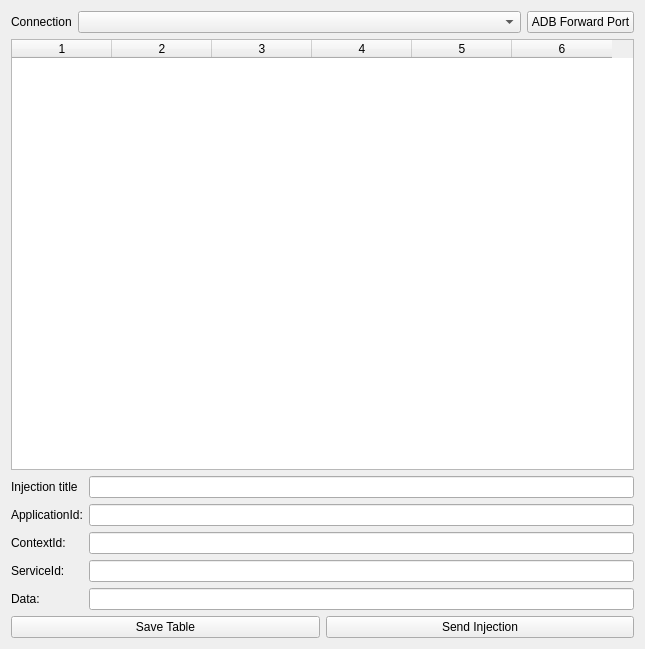
The window that plugin/injectionsplugin/form.ui (sudomgamal/dlt-viewer) describes before a commit, drawn with Qt 5.
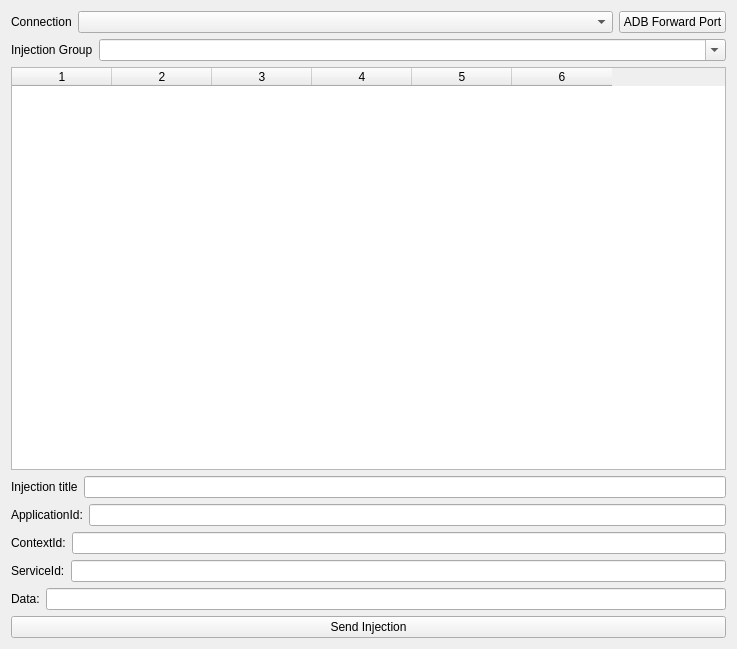
The same window after the commit.

Commit message: [injectionsplugin] add support for injection groups

What changed in the file:
```diff
--- a/plugin/injectionsplugin/form.ui
+++ b/plugin/injectionsplugin/form.ui
@@ -6,7 +6,7 @@
    <rect>
     <x>0</x>
     <y>0</y>
-    <width>645</width>
+    <width>737</width>
     <height>649</height>
    </rect>
   </property>
@@ -16,40 +16,60 @@
   <property name="windowTitle">
    <string>Form</string>
   </property>
-  <layout class="QGridLayout" name="gridLayout">
-   <item row="8" column="1">
-    <widget class="QLabel" name="label_6">
-     <property name="text">
-      <string>Injection title</string>
-     </property>
-    </widget>
-   </item>
-   <item row="11" column="2">
-    <widget class="QLineEdit" name="lineEditServiceId">
-     <property name="text">
-      <string/>
-     </property>
-    </widget>
-   </item>
-   <item row="14" column="1" colspan="2">
-    <layout class="QHBoxLayout" name="horizontalLayout_2">
+  <layout class="QVBoxLayout" name="verticalLayout_2">
+   <item>
+    <layout class="QHBoxLayout" name="horizontalLayout">
      <item>
-      <widget class="QPushButton" name="btnSaveTable">
+      <widget class="QLabel" name="label_5">
        <property name="text">
-        <string>Save Table</string>
+        <string>Connection</string>
        </property>
       </widget>
      </item>
      <item>
-      <widget class="QPushButton" name="btnSendInjection">
+      <widget class="QComboBox" name="comboBoxConnections">
+       <property name="sizePolicy">
+        <sizepolicy hsizetype="Expanding" vsizetype="Fixed">
+         <horstretch>0</horstretch>
+         <verstretch>0</verstretch>
+        </sizepolicy>
+       </property>
+      </widget>
+     </item>
+     <item>
+      <widget class="QPushButton" name="btnForwardPort">
        <property name="text">
-        <string>Send Injection</string>
+        <string>ADB Forward Port</string>
        </property>
       </widget>
      </item>
     </layout>
    </item>
-   <item row="5" column="1" colspan="2">
+   <item>
+    <layout class="QHBoxLayout" name="horizontalLayout_3">
+     <item>
+      <widget class="QLabel" name="label_7">
+       <property name="text">
+        <string>Injection Group</string>
+       </property>
+      </widget>
+     </item>
+     <item>
+      <widget class="QComboBox" name="cmbInjGroup">
+       <property name="sizePolicy">
+        <sizepolicy hsizetype="Expanding" vsizetype="Fixed">
+         <horstretch>0</horstretch>
+         <verstretch>0</verstretch>
+        </sizepolicy>
+       </property>
+       <property name="editable">
+        <bool>true</bool>
+       </property>
+      </widget>
+     </item>
+    </layout>
+   </item>
+   <item>
     <widget class="QTableWidget" name="tblInjections">
      <property name="sizeAdjustPolicy">
       <enum>QAbstractScrollArea::AdjustToContentsOnFirstShow</enum>
@@ -98,90 +118,111 @@
      <column/>
     </widget>
    </item>
-   <item row="12" column="2">
-    <widget class="QLineEdit" name="lineEditData">
-     <property name="text">
-      <string/>
-     </property>
-    </widget>
-   </item>
-   <item row="11" column="1">
-    <widget class="QLabel" name="label_3">
-     <property name="text">
-      <string>ServiceId:</string>
-     </property>
-    </widget>
-   </item>
-   <item row="10" column="1">
-    <widget class="QLabel" name="label_2">
-     <property name="text">
-      <string>ContextId:</string>
-     </property>
-    </widget>
-   </item>
-   <item row="4" column="1" colspan="2">
-    <layout class="QHBoxLayout" name="horizontalLayout">
+   <item>
+    <layout class="QVBoxLayout" name="verticalLayout">
      <item>
-      <widget class="QLabel" name="label_5">
-       <property name="text">
-        <string>Connection</string>
-       </property>
-      </widget>
+      <layout class="QHBoxLayout" name="horizontalLayout_4">
+       <item>
+        <widget class="QLabel" name="label_6">
+         <property name="text">
+          <string>Injection title</string>
+         </property>
+        </widget>
+       </item>
+       <item>
+        <widget class="QLineEdit" name="lineEditInjectionTitle">
+         <property name="text">
+          <string/>
+         </property>
+        </widget>
+       </item>
+      </layout>
      </item>
      <item>
-      <widget class="QComboBox" name="comboBoxConnections">
-       <property name="sizePolicy">
-        <sizepolicy hsizetype="Expanding" vsizetype="Fixed">
-         <horstretch>0</horstretch>
-         <verstretch>0</verstretch>
-        </sizepolicy>
-       </property>
-      </widget>
+      <layout class="QHBoxLayout" name="horizontalLayout_5">
+       <item>
+        <widget class="QLabel" name="label">
+         <property name="text">
+          <string>ApplicationId:</string>
+         </property>
+        </widget>
+       </item>
+       <item>
+        <widget class="QLineEdit" name="lineEditApplicationId">
+         <property name="text">
+          <string/>
+         </property>
+        </widget>
+       </item>
+      </layout>
      </item>
      <item>
-      <widget class="QPushButton" name="btnForwardPort">
-       <property name="text">
-        <string>ADB Forward Port</string>
-       </property>
-      </widget>
+      <layout class="QHBoxLayout" name="horizontalLayout_6">
+       <item>
+        <widget class="QLabel" name="label_2">
+         <property name="text">
+          <string>ContextId:</string>
+         </property>
+        </widget>
+       </item>
+       <item>
+        <widget class="QLineEdit" name="lineEditContextId">
+         <property name="text">
+          <string/>
+         </property>
+        </widget>
+       </item>
+      </layout>
+     </item>
+     <item>
+      <layout class="QHBoxLayout" name="horizontalLayout_7">
+       <item>
+        <widget class="QLabel" name="label_3">
+         <property name="text">
+          <string>ServiceId:</string>
+         </property>
+        </widget>
+       </item>
+       <item>
+        <widget class="QLineEdit" name="lineEditServiceId">
+         <property name="text">
+          <string/>
+         </property>
+        </widget>
+       </item>
+      </layout>
+     </item>
+     <item>
+      <layout class="QHBoxLayout" name="horizontalLayout_8">
+       <item>
+        <widget class="QLabel" name="label_4">
+         <property name="text">
+          <string>Data:</string>
+         </property>
+        </widget>
+       </item>
+       <item>
+        <widget class="QLineEdit" name="lineEditData">
+         <property name="text">
+          <string/>
+         </property>
+        </widget>
+       </item>
+      </layout>
+     </item>
+     <item>
+      <layout class="QHBoxLayout" name="horizontalLayout_2">
+       <item>
+        <widget class="QPushButton" name="btnSendInjection">
+         <property name="text">
+          <string>Send Injection</string>
+         </property>
+        </widget>
+       </item>
+      </layout>
      </item>
     </layout>
    </item>
-   <item row="9" column="1">
-    <widget class="QLabel" name="label">
-     <property name="text">
-      <string>ApplicationId:</string>
-     </property>
-    </widget>
-   </item>
-   <item row="12" column="1">
-    <widget class="QLabel" name="label_4">
-     <property name="text">
-      <string>Data:</string>
-     </property>
-    </widget>
-   </item>
-   <item row="8" column="2">
-    <widget class="QLineEdit" name="lineEditInjectionTitle">
-     <property name="text">
-      <string/>
-     </property>
-    </widget>
-   </item>
-   <item row="9" column="2">
-    <widget class="QLineEdit" name="lineEditApplicationId">
-     <property name="text">
-      <string/>
-     </property>
-    </widget>
-   </item>
-   <item row="10" column="2">
-    <widget class="QLineEdit" name="lineEditContextId">
-     <property name="text">
-      <string/>
-     </property>
-    </widget>
-   </item>
   </layout>
  </widget>
  <tabstops>
```
Left out of the diff: 1 changed line with no effect on the pictures. The commit also changes 4 other files.
